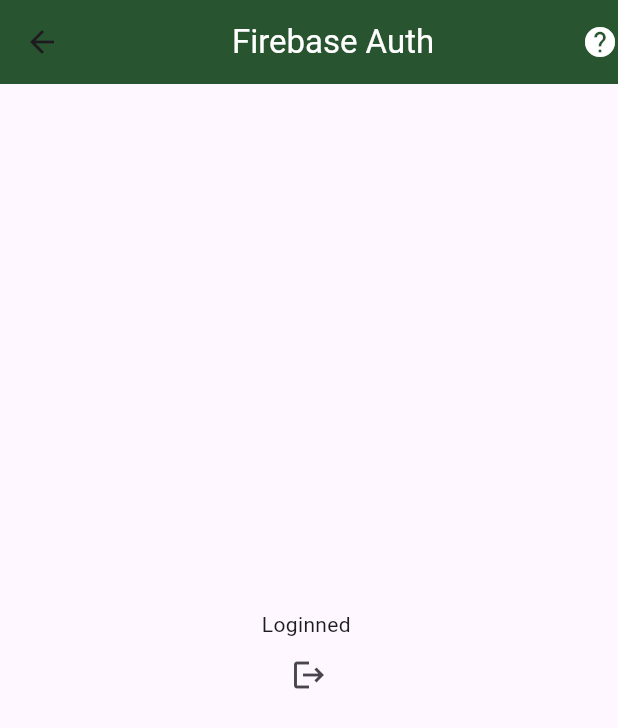
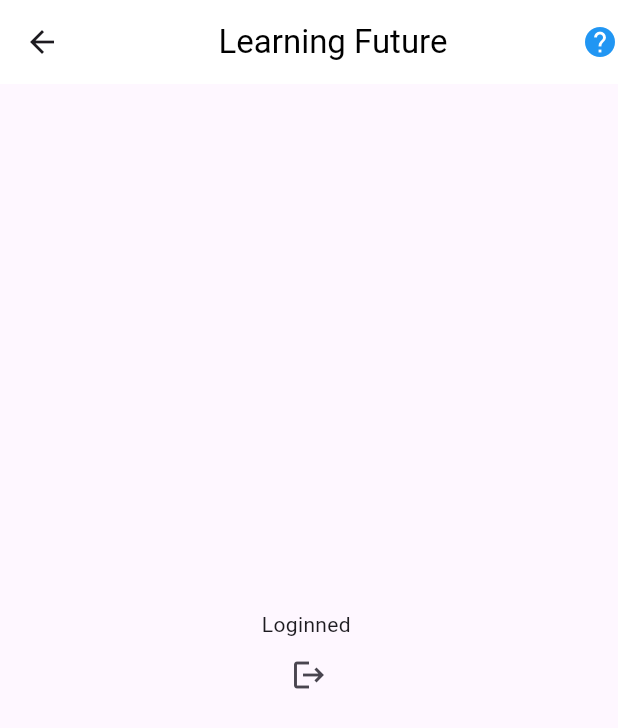
Before and after one commit to justnt47/Study_mobile_application, a Flutter app: the authPage screen opened directly, on a phone screen of 412 x 824 dp. Shown: the top 728 px of the screen. Run offline on Flutter 3.47's test engine with Material 3 defaults, Android fonts, the phone set to English and light mode, and no system bars; our stand-ins replace firebase_auth, firebase_core; accounts and stored records are empty.

Commit message:
Update authPage.dart
แก้ไข

```diff
--- a/lib/authPage.dart
+++ b/lib/authPage.dart
@@ -11,10 +11,10 @@ class authPage extends StatelessWidget {
     return Scaffold(
       appBar: AppBar(
         title: Center(
-          child: Text('Firebase Auth', style: TextStyle(color: Colors.white)),
+          child: Text('Learning Future', style: TextStyle(color: Colors.black)),
         ),
-        actions: [Icon(Icons.help, color: Colors.white)],
-        backgroundColor: Color.fromRGBO(40, 84, 48, 1),
+        actions: [Icon(Icons.help, color: Colors.blue)],
+        backgroundColor: Colors.white,
       ),
       body: StreamBuilder(
         stream: FirebaseAuth.instance.authStateChanges(),
```
